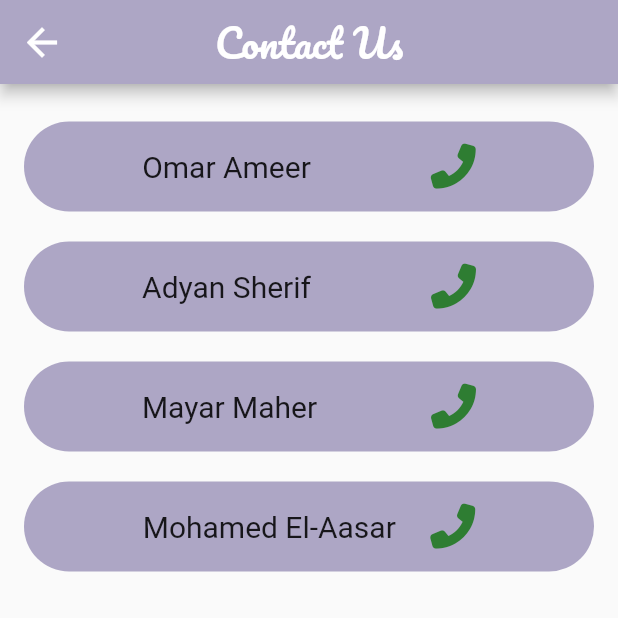
After one commit to OmarAmeer96/ForEve, a Flutter app: the ContactScreen screen opened by its route, on a phone screen of 412 x 824 dp, the top half of it. The commit adds this screen. Run offline on Flutter 3.47's test engine with Material 2 defaults, Android fonts, the phone set to English and light mode, and no system bars; our stand-ins replace firebase_auth, firebase_core, font_awesome_flutter, modal_progress_hud_nsn; accounts and stored records are empty.

Commit message:
Final Commit

```diff
--- a/lib/main.dart
+++ b/lib/main.dart
@@ -1,5 +1,6 @@
 import 'package:firebase_core/firebase_core.dart';
 import 'package:flutter/material.dart';
+import 'package:for_eve/screens/contact_screen.dart';
 import 'package:for_eve/screens/home_screen.dart';
 import 'package:for_eve/screens/signin_screen.dart';
 import 'package:for_eve/screens/signup_screen.dart';
@@ -24,6 +25,7 @@ class ForEve extends StatelessWidget {
         SignInScreen.id: (context) => SignInScreen(),
         SignUpScreen.id: (context) => const SignUpScreen(),
         HomeScreen.id: (context) => const HomeScreen(),
+        ContactScreen.id: (context) => const ContactScreen(),
       },
       debugShowCheckedModeBanner: false,
       initialRoute: 'SignInScreen',
--- /dev/null
+++ b/lib/screens/contact_screen.dart
@@ -0,0 +1,203 @@
+import 'package:flutter/material.dart';
+import 'package:font_awesome_flutter/font_awesome_flutter.dart';
+import 'package:url_launcher/url_launcher.dart';
+
+class ContactScreen extends StatelessWidget {
+  const ContactScreen({super.key});
+
+  static String id = 'contactScreen';
+
+  @override
+  Widget build(BuildContext context) {
+    return Scaffold(
+      appBar: AppBar(
+        centerTitle: true,
+        backgroundColor: const Color(0xffada6c5),
+        title: const Text(
+          'Contact Us',
+          style: TextStyle(
+            fontFamily: 'Pacifico',
+            fontSize: 26,
+          ),
+        ),
+        leading: IconButton(
+          icon: const Icon(
+            Icons.arrow_back,
+            size: 30,
+          ),
+          onPressed: () {
+            Navigator.pop(context);
+          },
+        ),
+      ),
+      body: Padding(
+        padding: const EdgeInsets.only(top: 25, left: 16, right: 16),
+        child: Column(
+          crossAxisAlignment: CrossAxisAlignment.center,
+          children: [
+            GestureDetector(
+              onTap: () async {
+                final Uri url = Uri(scheme: 'tel', path: '+20 155 411 1002');
+                if (await canLaunchUrl(url)) {
+                  await launchUrl(url);
+                } else {
+                  throw 'Could not launch $url';
+                }
+              },
+              child: Container(
+                width: double.infinity,
+                height: 60,
+                decoration: const BoxDecoration(
+                  color: Color(0xffada6c5),
+                  borderRadius: BorderRadius.all(Radius.circular(50)),
+                ),
+                child: Row(
+                  mainAxisAlignment: MainAxisAlignment.center,
+                  children: [
+                    const Text(
+                      'Omar Ameer',
+                      style: TextStyle(
+                        fontSize: 20,
+                      ),
+                    ),
+                    const SizedBox(
+                      width: 80,
+                    ),
+                    Icon(
+                      FontAwesomeIcons.phoneFlip,
+                      size: 30,
+                      color: Colors.green[800],
+                    ),
+                  ],
+                ),
+              ),
+            ),
+            const SizedBox(
+              height: 20,
+            ),
+            GestureDetector(
+              onTap: () async {
+                final Uri url = Uri(scheme: 'tel', path: '+20 106 940 7448');
+                if (await canLaunchUrl(url)) {
+                  await launchUrl(url);
+                } else {
+                  throw 'Could not launch $url';
+                }
+              },
+              child: Container(
+                width: double.infinity,
+                height: 60,
+                decoration: const BoxDecoration(
+                  color: Color(0xffada6c5),
+                  borderRadius: BorderRadius.all(Radius.circular(50)),
+                ),
+                child: Row(
+                  mainAxisAlignment: MainAxisAlignment.center,
+                  children: [
+                    const Text(
+                      'Adyan Sherif',
+                      style: TextStyle(
+                        fontSize: 20,
+                      ),
+                    ),
+                    const SizedBox(
+                      width: 80,
+                    ),
+                    Icon(
+                      FontAwesomeIcons.phoneFlip,
+                      size: 30,
+                      color: Colors.green[800],
+                    ),
+                  ],
+                ),
+              ),
+            ),
+            const SizedBox(
+              height: 20,
+            ),
+            GestureDetector(
+              onTap: () async {
+                final Uri url = Uri(scheme: 'tel', path: '+20 127 419 4417');
+                if (await canLaunchUrl(url)) {
+                  await launchUrl(url);
+                } else {
+                  throw 'Could not launch $url';
+                }
+              },
+              child: Container(
+                width: double.infinity,
+                height: 60,
+                decoration: const BoxDecoration(
+                  color: Color(0xffada6c5),
+                  borderRadius: BorderRadius.all(Radius.circular(50)),
+                ),
+                child: Row(
+                  mainAxisAlignment: MainAxisAlignment.center,
+                  children: [
+                    const Text(
+                      'Mayar Maher',
+                      style: TextStyle(
+                        fontSize: 20,
+                      ),
+                    ),
+                    const SizedBox(
+                      width: 76,
+                    ),
+                    Icon(
+                      FontAwesomeIcons.phoneFlip,
+                      size: 30,
+                      color: Colors.green[800],
+                    ),
+                  ],
+                ),
+              ),
+            ),
+            const SizedBox(
+              height: 20,
+            ),
+            GestureDetector(
+              onTap: () async {
+                final Uri url = Uri(scheme: 'tel', path: '+20 127 416 2721');
+                if (await canLaunchUrl(url)) {
+                  await launchUrl(url);
+                } else {
+                  throw 'Could not launch $url';
+                }
+              },
+              child: Container(
+                width: double.infinity,
+                height: 60,
+                decoration: const BoxDecoration(
+                  color: Color(0xffada6c5),
+                  borderRadius: BorderRadius.all(Radius.circular(50)),
+                ),
+                child: Row(
+                  mainAxisAlignment: MainAxisAlignment.center,
+                  children: [
+                    const Text(
+                      'Mohamed El-Aasar',
+                      style: TextStyle(
+                        fontSize: 20,
+                      ),
+                    ),
+                    const SizedBox(
+                      width: 23,
+                    ),
+                    Icon(
+                      FontAwesomeIcons.phoneFlip,
+                      size: 30,
+                      color: Colors.green[800],
+                    ),
+                  ],
+                ),
+              ),
+            ),
+            const SizedBox(
+              height: 20,
+            ),
+          ],
+        ),
+      ),
+    );
+  }
+}
--- a/lib/screens/home_screen.dart
+++ b/lib/screens/home_screen.dart
@@ -1,4 +1,5 @@
 import 'package:flutter/material.dart';
+import 'package:for_eve/screens/contact_screen.dart';
 import 'package:for_eve/widgets/custom_container.dart';
 import 'package:font_awesome_flutter/font_awesome_flutter.dart';
 
@@ -316,6 +317,10 @@ class HomeScreen extends StatelessWidget {
                   ),
                   Padding(
                     padding: const EdgeInsets.all(3.0),
+                    child: GestureDetector(
+                      onTap: () {
+                        Navigator.pushNamed(context, ContactScreen.id);
+                      },
                       child: Container(
                         width: 100,
                         height: 65,
@@ -332,6 +337,7 @@ class HomeScreen extends StatelessWidget {
                         ),
                       ),
                     ),
+                  ),
                 ],
               )
             ],
--- a/lib/screens/signin_screen.dart
+++ b/lib/screens/signin_screen.dart
@@ -80,6 +80,7 @@ class _SignInScreenState extends State<SignInScreen> {
                               ),
                               Expanded(
                                 child: CustomTextField(
+                                  obscureText: false,
                                   onChanged: (data) {
                                     email = data;
                                   },
@@ -105,6 +106,7 @@ class _SignInScreenState extends State<SignInScreen> {
                               ),
                               Expanded(
                                 child: CustomTextField(
+                                  obscureText: true,
                                   onChanged: (data) {
                                     password = data;
                                   },
--- a/lib/screens/signup_screen.dart
+++ b/lib/screens/signup_screen.dart
@@ -81,6 +81,7 @@ class _SignUpScreenState extends State<SignUpScreen> {
                               ),
                               Expanded(
                                 child: CustomTextField(
+                                  obscureText: false,
                                   onChanged: (data) {
                                     email = data;
                                   },
@@ -106,6 +107,7 @@ class _SignUpScreenState extends State<SignUpScreen> {
                               ),
                               Expanded(
                                 child: CustomTextField(
+                                  obscureText: true,
                                   onChanged: (data) {
                                     password = data;
                                   },
--- a/lib/widgets/custom_text_field.dart
+++ b/lib/widgets/custom_text_field.dart
@@ -2,14 +2,16 @@ import 'package:flutter/material.dart';
 
 // ignore: must_be_immutable
 class CustomTextField extends StatelessWidget {
-  CustomTextField({super.key, this.hintText, this.onChanged});
+  CustomTextField({super.key, this.hintText, this.onChanged, this.obscureText});
 
   String? hintText;
   Function(String)? onChanged;
+  bool? obscureText;
 
   @override
   Widget build(BuildContext context) {
     return TextFormField(
+      obscureText: obscureText!,
       // ignore: body_might_complete_normally_nullable
       validator: (data) {
         if (data!.isEmpty) {
```
Also changed, not shown: pubspec.yaml (+5 -12 lines), assets/fonts/Pacifico-Regular.ttf (added), pubspec.lock, 6 other files. Lines whose indentation alone changed are shown as unchanged.
